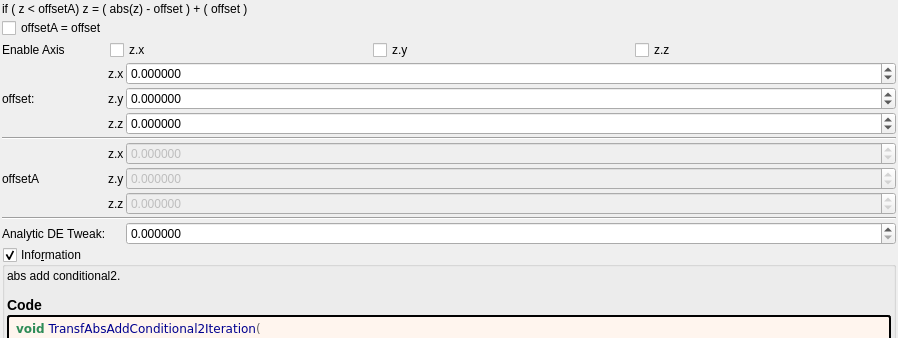
Above: mandelbulber2/formula/ui/transf_abs_add_conditional2.ui from buddhi1980/mandelbulber2 before the change; both pictures show x 0 to 898 and y 0 to 338 of the 898 by 1006 pixel window. Below: the same form after it.
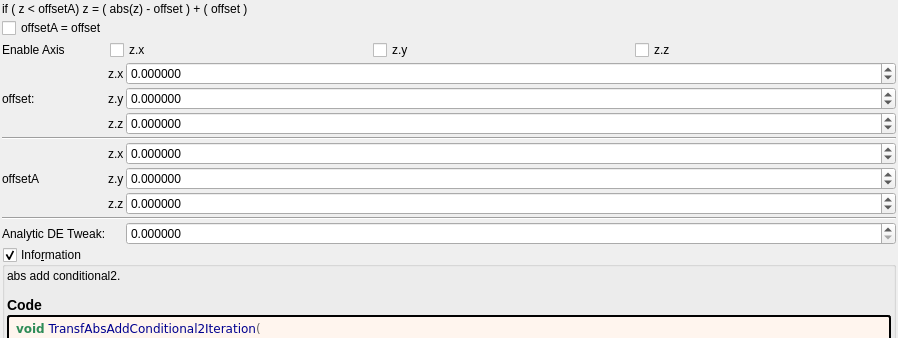
That is the form after the change. Custom widgets are drawn as their Qt base class.

```diff
--- a/mandelbulber2/formula/ui/transf_abs_add_conditional2.ui
+++ b/mandelbulber2/formula/ui/transf_abs_add_conditional2.ui
@@ -128,7 +128,7 @@
      <item row="6" column="2">
       <widget class="MyDoubleSpinBox" name="spinbox3_transf_offsetA_111_z">
        <property name="enabled">
-        <bool>false</bool>
+        <bool>true</bool>
        </property>
        <property name="sizePolicy">
         <sizepolicy hsizetype="Minimum" vsizetype="Maximum">
@@ -187,7 +187,7 @@
      <item row="5" column="2">
       <widget class="MyDoubleSpinBox" name="spinbox3_transf_offsetA_111_y">
        <property name="enabled">
-        <bool>false</bool>
+        <bool>true</bool>
        </property>
        <property name="sizePolicy">
         <sizepolicy hsizetype="Minimum" vsizetype="Maximum">
@@ -260,7 +260,7 @@
      <item row="4" column="2">
       <widget class="MyDoubleSpinBox" name="spinbox3_transf_offsetA_111_x">
        <property name="enabled">
-        <bool>false</bool>
+        <bool>true</bool>
        </property>
        <property name="sizePolicy">
         <sizepolicy hsizetype="Minimum" vsizetype="Maximum">
```
Left out of the diff: 147 changed lines with no effect on the pictures.
